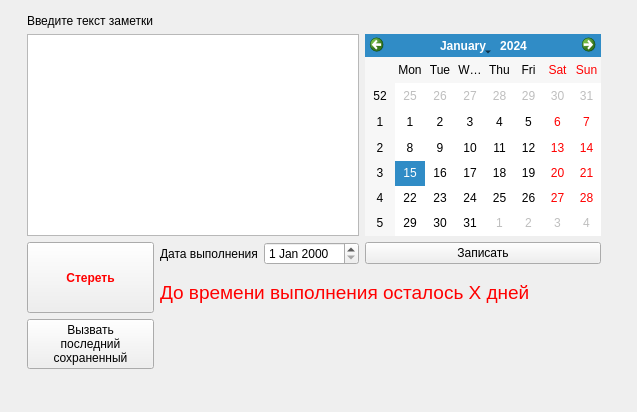
The window that Note.ui (Sergey20409/pythonProjectQT1) describes before a commit, drawn with Qt 5.
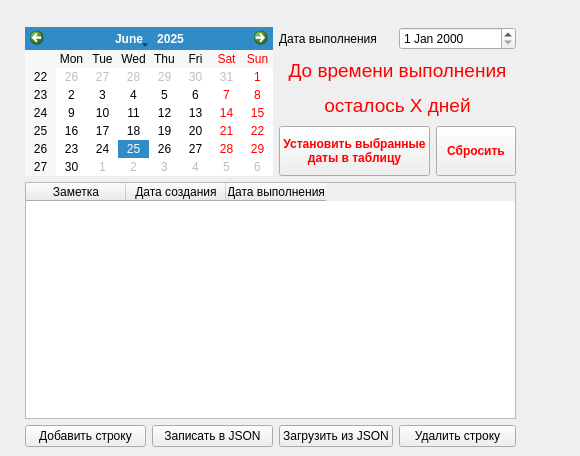
The same window after the commit.

What changed in the file:
```diff
--- a/Note.ui
+++ b/Note.ui
@@ -6,96 +6,163 @@
    <rect>
     <x>0</x>
     <y>0</y>
-    <width>637</width>
-    <height>412</height>
+    <width>580</width>
+    <height>456</height>
    </rect>
   </property>
   <property name="windowTitle">
    <string>Заметки</string>
   </property>
-  <widget class="QWidget" name="">
+  <widget class="QWidget" name="layoutWidget">
    <property name="geometry">
     <rect>
-     <x>27</x>
-     <y>14</y>
-     <width>574</width>
-     <height>355</height>
+     <x>25</x>
+     <y>27</y>
+     <width>491</width>
+     <height>420</height>
     </rect>
    </property>
    <layout class="QGridLayout" name="gridLayout">
-    <item row="0" column="0">
-     <widget class="QLabel" name="label">
-      <property name="text">
-       <string>Введите текст заметки</string>
+    <item row="0" column="0" rowspan="3" colspan="2">
+     <widget class="QCalendarWidget" name="calendarWidget">
+      <property name="selectedDate">
+       <date>
+        <year>2025</year>
+        <month>6</month>
+        <day>25</day>
+       </date>
       </property>
      </widget>
     </item>
-    <item row="1" column="0" colspan="3">
-     <widget class="QPlainTextEdit" name="plainTextEdit"/>
-    </item>
-    <item row="1" column="3">
-     <widget class="QCalendarWidget" name="calendarWidget"/>
-    </item>
-    <item row="2" column="0" rowspan="2">
-     <widget class="QPushButton" name="pushButton_2">
-      <property name="minimumSize">
-       <size>
-        <width>75</width>
-        <height>71</height>
-       </size>
-      </property>
-      <property name="font">
-       <font>
-        <bold>true</bold>
-       </font>
-      </property>
-      <property name="styleSheet">
-       <string notr="true">color: rgb(255, 0, 0);
-</string>
-      </property>
-      <property name="text">
-       <string>Стереть</string>
-      </property>
-     </widget>
-    </item>
-    <item row="2" column="1">
+    <item row="0" column="2">
      <widget class="QLabel" name="label_2">
       <property name="text">
        <string>Дата выполнения</string>
       </property>
      </widget>
     </item>
-    <item row="2" column="2">
+    <item row="0" column="3" colspan="2">
      <widget class="QDateEdit" name="dateEdit"/>
     </item>
-    <item row="2" column="3">
-     <widget class="QPushButton" name="pushButton">
-      <property name="text">
-       <string>Записать</string>
-      </property>
-     </widget>
-    </item>
-    <item row="3" column="1" colspan="3">
-     <widget class="QLabel" name="label_3">
-      <property name="font">
-       <font>
-        <pointsize>14</pointsize>
-       </font>
-      </property>
+    <item row="1" column="2" colspan="3">
+     <widget class="QLabel" name="label">
       <property name="styleSheet">
-       <string notr="true">color: rgb(255, 0, 0);</string>
+       <string notr="true"/>
       </property>
       <property name="text">
-       <string>До времени выполнения осталось Х дней</string>
+       <string>&lt;!DOCTYPE HTML PUBLIC &quot;-//W3C//DTD HTML 4.0//EN&quot; &quot;http://www.w3.org/TR/REC-html40/strict.dtd&quot;&gt;
+&lt;html&gt;&lt;head&gt;&lt;meta name=&quot;qrichtext&quot; content=&quot;1&quot; /&gt;&lt;meta charset=&quot;utf-8&quot; /&gt;&lt;style type=&quot;text/css&quot;&gt;
+p, li { white-space: pre-wrap; }
+hr { height: 1px; border-width: 0; }
+li.unchecked::marker { content: &quot;\2610&quot;; }
+li.checked::marker { content: &quot;\2612&quot;; }
+&lt;/style&gt;&lt;/head&gt;&lt;body style=&quot; font-family:'Segoe UI'; font-size:9pt; font-weight:400; font-style:normal;&quot;&gt;
+&lt;p align=&quot;center&quot; style=&quot; margin-top:12px; margin-bottom:12px; margin-left:0px; margin-right:0px; -qt-block-indent:0; text-indent:0px;&quot;&gt;&lt;span style=&quot; font-size:14pt; color:#ff0000;&quot;&gt;До времени выполнения&lt;/span&gt;&lt;/p&gt;
+&lt;p align=&quot;center&quot; style=&quot; margin-top:12px; margin-bottom:12px; margin-left:0px; margin-right:0px; -qt-block-indent:0; text-indent:0px;&quot;&gt;&lt;span style=&quot; font-size:14pt; color:#ff0000;&quot;&gt;осталось X дней&lt;/span&gt;&lt;/p&gt;&lt;/body&gt;&lt;/html&gt;</string>
       </property>
      </widget>
     </item>
-    <item row="4" column="0">
+    <item row="2" column="2" colspan="2">
      <widget class="QPushButton" name="pushButton_3">
+      <property name="enabled">
+       <bool>true</bool>
+      </property>
+      <property name="minimumSize">
+       <size>
+        <width>75</width>
+        <height>50</height>
+       </size>
+      </property>
+      <property name="font">
+       <font>
+        <bold>true</bold>
+       </font>
+      </property>
+      <property name="styleSheet">
+       <string notr="true">color: rgb(255, 0, 0);
+</string>
+      </property>
       <property name="text">
-       <string>Вызвать
-последний
-сохраненный</string>
+       <string>Установить выбранные
+даты в таблицу</string>
+      </property>
+     </widget>
+    </item>
+    <item row="2" column="4">
+     <widget class="QPushButton" name="pushButton_2">
+      <property name="enabled">
+       <bool>true</bool>
+      </property>
+      <property name="minimumSize">
+       <size>
+        <width>75</width>
+        <height>50</height>
+       </size>
+      </property>
+      <property name="font">
+       <font>
+        <bold>true</bold>
+       </font>
+      </property>
+      <property name="styleSheet">
+       <string notr="true">color: rgb(255, 0, 0);
+</string>
+      </property>
+      <property name="text">
+       <string>Сбросить</string>
+      </property>
+     </widget>
+    </item>
+    <item row="3" column="0" colspan="5">
+     <widget class="QTableWidget" name="tableWidget">
+      <property name="maximumSize">
+       <size>
+        <width>551</width>
+        <height>16777215</height>
+       </size>
+      </property>
+      <column>
+       <property name="text">
+        <string>Заметка</string>
+       </property>
+      </column>
+      <column>
+       <property name="text">
+        <string>Дата создания</string>
+       </property>
+      </column>
+      <column>
+       <property name="text">
+        <string>Дата выполнения</string>
+       </property>
+      </column>
+     </widget>
+    </item>
+    <item row="4" column="0">
+     <widget class="QPushButton" name="pushButton_4">
+      <property name="text">
+       <string>Добавить строку</string>
+      </property>
+     </widget>
+    </item>
+    <item row="4" column="1">
+     <widget class="QPushButton" name="pushButton">
+      <property name="text">
+       <string>Записать в JSON</string>
+      </property>
+     </widget>
+    </item>
+    <item row="4" column="2">
+     <widget class="QPushButton" name="pushButton_5">
+      <property name="text">
+       <string>Загрузить из JSON</string>
+      </property>
+     </widget>
+    </item>
+    <item row="4" column="3" colspan="2">
+     <widget class="QPushButton" name="pushButton_Del">
+      <property name="text">
+       <string>Удалить строку</string>
       </property>
      </widget>
     </item>
```
